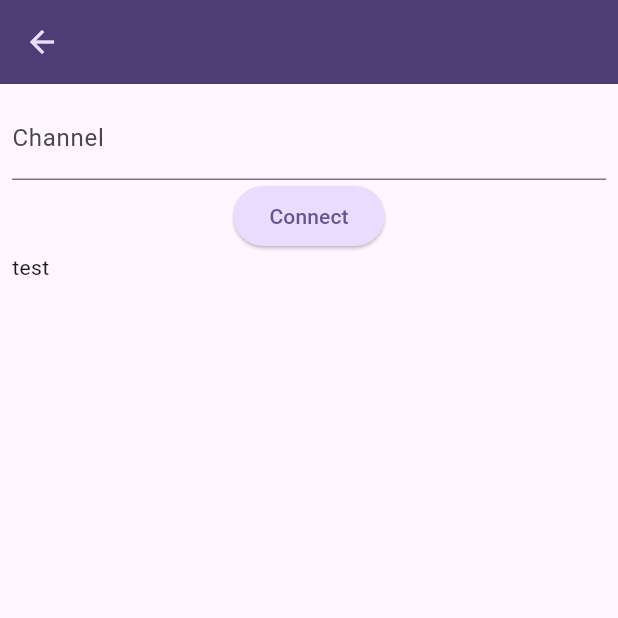
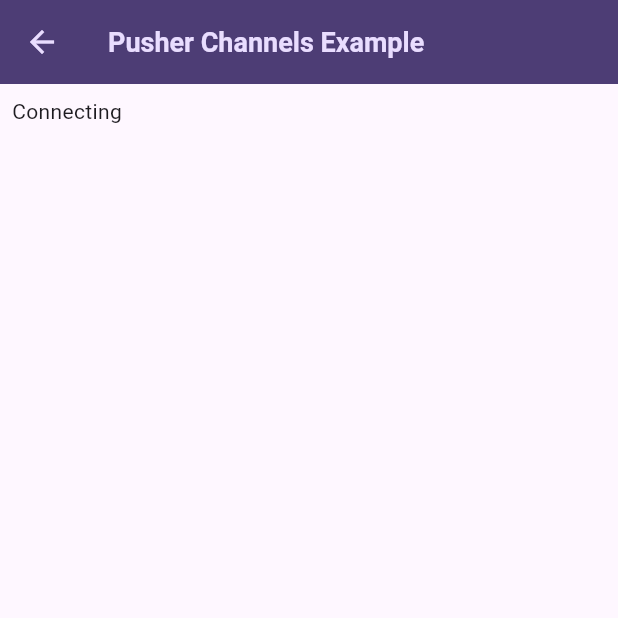
Before and after one commit to srpallab/learn-test-app, a Flutter app: the PusherChatAppView screen opened by its route, on a phone screen of 412 x 824 dp, the top half of it. Run offline on Flutter 3.47's test engine with Material 3 defaults, Android fonts, the phone set to English and light mode, and no system bars; our stand-ins replace audioplayers, get, google_fonts; missing offline and left inert: laravel_echo, pusher_channels_flutter, pusher_client_fixed.

Commit message:
TODO: Pusher Chat.

```diff
--- a/lib/app/modules/pusher_chat_app/views/pusher_chat_app_view.dart
+++ b/lib/app/modules/pusher_chat_app/views/pusher_chat_app_view.dart
@@ -10,95 +10,15 @@ class PusherChatAppView extends GetView<PusherChatAppController> {
   Widget build(BuildContext context) {
     return Scaffold(
       appBar: AppBar(
-        title: Text(
-          controller.isPusherConnected.value
-              ? 'Pusher Channels Example'
-              : controller.channelName.text,
-        ),
+        title: const Text('Pusher Channels Example'),
       ),
-      body: Padding(
-        padding: const EdgeInsets.all(8.0),
-        child: Obx(() {
-          return ListView(
-            controller: controller.listViewController,
-            scrollDirection: Axis.vertical,
-            shrinkWrap: true,
-            children: [
-              if (!controller.isPusherConnected.value)
-                Form(
-                    key: controller.channelFormKey,
-                    child: Column(
-                      children: [
-                        TextFormField(
-                          controller: controller.channelName,
-                          validator: (String? value) {
-                            return (value != null && value.isEmpty)
-                                ? 'Please enter your channel name.'
-                                : null;
-                          },
-                          decoration: const InputDecoration(
-                            labelText: 'Channel',
-                          ),
-                        ),
-                        ElevatedButton(
-                          onPressed: controller.onConnectPressed,
-                          child: const Text('Connect'),
-                        )
-                      ],
-                    ))
-              else
-                Form(
-                  key: controller.eventFormKey,
-                  child: Column(
-                    children: [
-                      ListView.builder(
-                          scrollDirection: Axis.vertical,
-                          shrinkWrap: true,
-                          itemCount: controller
-                              .pusher
-                              .channels[controller.channelName.text]
-                              ?.members
-                              .length,
-                          itemBuilder: (context, index) {
-                            final member = controller.pusher
-                                .channels[controller.channelName.text]?.members;
-                            return ListTile(
-                              title: Text(member.toString()),
-                              subtitle: Text(member.toString()),
-                            );
-                          }),
-                      TextFormField(
-                        controller: controller.eventName,
-                        validator: (String? value) {
-                          return (value != null && value.isEmpty)
-                              ? 'Please enter your event name.'
-                              : null;
-                        },
-                        decoration: const InputDecoration(
-                          labelText: 'Event',
-                        ),
-                      ),
-                      TextFormField(
-                        controller: controller.data,
-                        decoration: const InputDecoration(
-                          labelText: 'Data',
-                        ),
-                      ),
-                      ElevatedButton(
-                        onPressed: controller.onTriggerEventPressed,
-                        child: const Text('Trigger Event'),
-                      ),
-                    ],
-                  ),
-                ),
-              const SingleChildScrollView(
-                scrollDirection: Axis.vertical,
-                child: Text("test"),
-              ),
-            ],
-          );
-        }),
-      ),
+      body: Obx(() {
+        return Padding(
+            padding: const EdgeInsets.all(8.0),
+            child: controller.isPusherConnected.value
+                ? const Text("Connected")
+                : const Text("Connecting"));
+      }),
     );
   }
 }
```
Also changed, not shown: lib/app/modules/pusher_chat_app/controllers/pusher_chat_app_controller.dart (+140 -144 lines), pubspec.yaml (+13 -16 lines), pubspec.lock, 3 other files.
